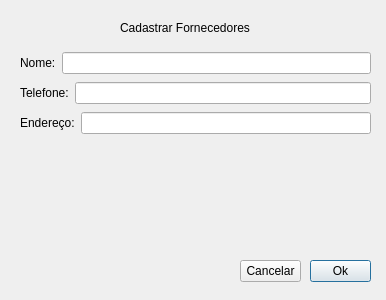
The window that SySPDV/cadastrar.ui (nandoWill/SysPDV) describes before a commit, drawn with Qt 5.
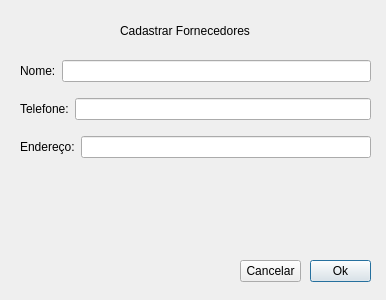
The same window after the commit.

What changed in the file:
```diff
--- a/SySPDV/cadastrar.ui
+++ b/SySPDV/cadastrar.ui
@@ -18,8 +18,8 @@
     <rect>
      <x>120</x>
      <y>20</y>
-     <width>151</width>
-     <height>16</height>
+     <width>171</width>
+     <height>21</height>
     </rect>
    </property>
    <property name="text">
@@ -58,7 +58,7 @@
      <x>20</x>
      <y>50</y>
      <width>351</width>
-     <height>86</height>
+     <height>119</height>
     </rect>
    </property>
    <layout class="QVBoxLayout" name="verticalLayout">
```
